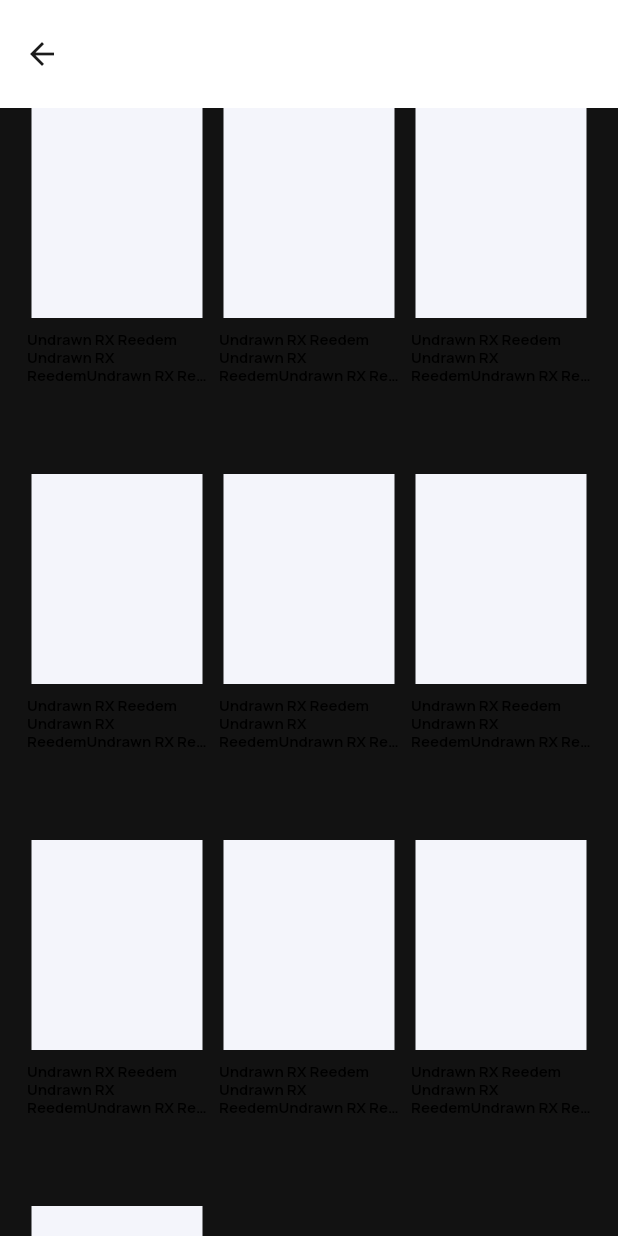
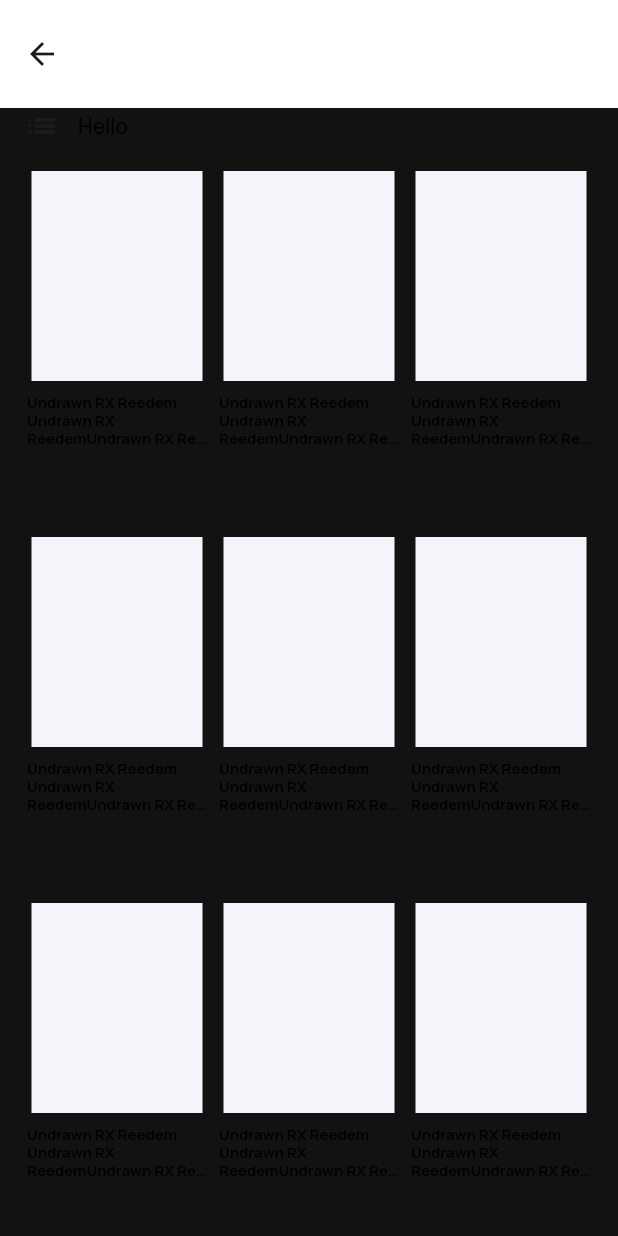
Before and after one commit to waihanko/e_gift_card_store, a Flutter app: the GiftCardItemListScreen screen opened directly, on a phone screen of 412 x 824 dp. Run offline on Flutter 3.47's test engine with Material 2 defaults, Android fonts, the light colour scheme and no system bars; our stand-ins replace flutter_snake_navigationbar, flutter_svg, google_fonts.

Commit message:
- Card Screen Layout

```diff
--- a/lib/app/features/gift_card_item_list/gift_card_item_list_screen.dart
+++ b/lib/app/features/gift_card_item_list/gift_card_item_list_screen.dart
@@ -1,8 +1,11 @@
+import 'package:e_gift_card_store/app/constants/resources/app_colors.dart';
 import 'package:e_gift_card_store/app/widgets/game_card_item_widget.dart';
-import 'package:e_gift_card_store/app/widgets/tab_screen_app_bar_widget.dart';
+import 'package:e_gift_card_store/app/widgets/rounded_icon_widget.dart';
 import 'package:flutter/material.dart';
+import 'package:flutter/rendering.dart';
 
 import '../../constants/resources/app_dimens.dart';
+import '../../widgets/sticky_header_catego_delegate.dart';
 import '../../widgets/text_view_widget.dart';
 
 class GiftCardItemListScreen extends StatefulWidget {
@@ -32,16 +35,41 @@ class _GiftCardItemListScreenState extends State<GiftCardItemListScreen> {
       ),
       body: CustomScrollView(
         slivers: [
+          SliverPersistentHeader(delegate: StickyHeaderCategoDelegate(
+            height: 24,
+            child: Container(
+              margin: const EdgeInsets.symmetric(horizontal: AppDimens.marginMedium2),
+              color: Theme.of(context).canvasColor,
+              child: Material(
+                type: MaterialType.transparency,
+                child: InkWell(
+                  onTap: ()=> print("Hello"),
+                  enableFeedback: true,
+                  splashColor: AppColors.secondaryColor,
+                  child: const Row(
+                    crossAxisAlignment: CrossAxisAlignment.center,
+                    children: [
+                      Icon(Icons.list_rounded),
+                      SizedBox(width: AppDimens.marginCardMedium,),
+                      TextViewWidget("Hello", lineHeight: 0,fontWeight: FontWeight.w500,)
+                    ],
+                  ),
+                ),
+              ),
+            )
+          ),
+          pinned: true,
+          ),
           SliverPadding(
-            padding: const EdgeInsets.symmetric(horizontal: AppDimens.marginCardMedium2),
+            padding: const EdgeInsets.symmetric(horizontal: AppDimens.marginCardMedium2, vertical: AppDimens.marginCardMedium2),
             sliver: SliverGrid(
               delegate: SliverChildBuilderDelegate(
                     (context, index) {
-                  return GameCardItemWidget();
+                  return const GameCardItemWidget();
                 },
                 childCount: 10,
               ),
-              gridDelegate: SliverGridDelegateWithFixedCrossAxisCount(
+              gridDelegate: const SliverGridDelegateWithFixedCrossAxisCount(
                 crossAxisCount: 3,
                 mainAxisSpacing: AppDimens.marginSmall,
                 crossAxisSpacing: AppDimens.marginMedium,
--- a/lib/app/features/profile/profile_screen.dart
+++ b/lib/app/features/profile/profile_screen.dart
@@ -113,13 +113,14 @@ class _ProfileScreenState extends State<ProfileScreen> {
                           vertical: AppDimens.marginSmall),
                       child: Row(
                         children: [
-                          Icon(Icons.list_alt_rounded),
+                          Icon(Icons.list_alt_rounded, size: 18 ,),
                           SizedBox(
                             width: AppDimens.marginCardMedium,
                           ),
                           TextViewWidget(
                             "My Orders",
                             fontWeight: FontWeight.w600,
+                            textSize: AppDimens.textMedium,
                           ),
                           Spacer(),
                           Icon(Icons.navigate_next_rounded)
@@ -252,13 +253,14 @@ class ProfileMenuListItem extends StatelessWidget {
           vertical: AppDimens.marginCardMedium2),
       child: Row(
         children: [
-          Icon(iconName),
+          Icon(iconName, size: 18,),
           SizedBox(
             width: AppDimens.marginCardMedium,
           ),
           TextViewWidget(
             menuName,
             fontWeight: FontWeight.w600,
+            textSize: AppDimens.textMedium,
           ),
           Spacer(),
           Icon(Icons.navigate_next_rounded)
```
Also changed, not shown: lib/app/widgets/sticky_header_catego_delegate.dart (added, +24 -0 lines).
